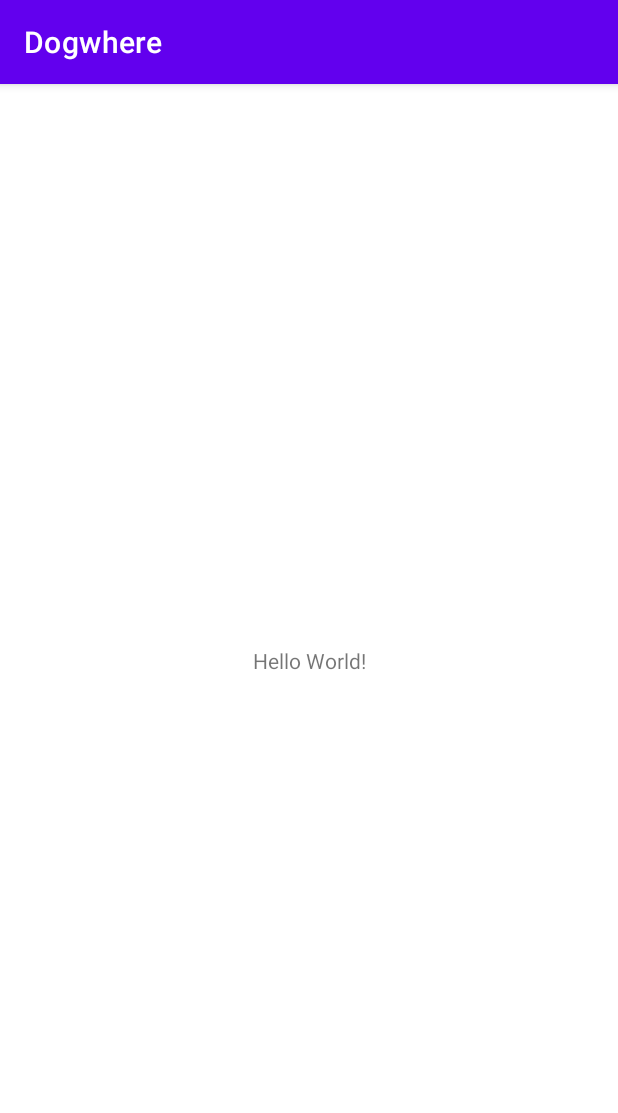
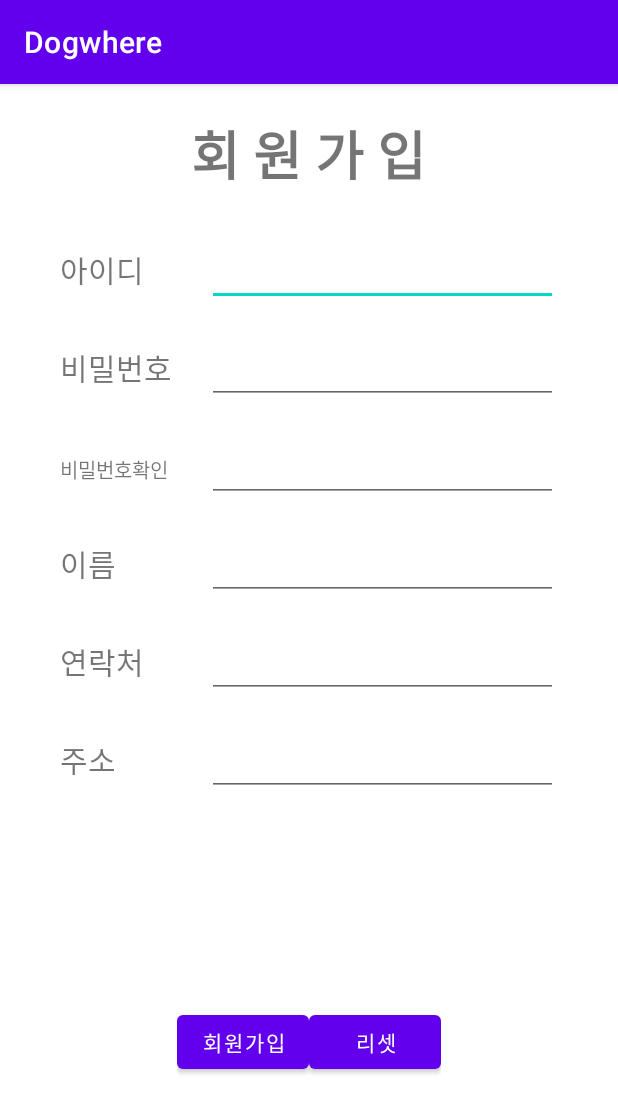
Before and after one commit to dudqls1441/Dogwhere, an Android app: the screen it shows after launch (MainActivity before the commit, joinId after it), on a phone screen of 412 x 824 dp. Shown: the top 1113 px of the screen. Run offline under Robolectric (Android 15) with nearby library versions, the phone set to English and light mode, and no system bars; our stand-ins replace Firebase (no records; nobody signed in at launch, a user with empty details on screens opened directly).

Commit message:
파이어베이스 연결

```diff
--- a/app/src/main/AndroidManifest.xml
+++ b/app/src/main/AndroidManifest.xml
@@ -9,13 +9,17 @@
         android:roundIcon="@mipmap/ic_launcher_round"
         android:supportsRtl="true"
         android:theme="@style/Theme.Dogwhere">
-        <activity android:name=".MainActivity">
+        <activity android:name=".joinId">
             <intent-filter>
                 <action android:name="android.intent.action.MAIN" />
 
                 <category android:name="android.intent.category.LAUNCHER" />
             </intent-filter>
         </activity>
+        <activity android:name=".example" />
+        <activity android:name=".MainActivity">
+
+        </activity>
     </application>
 
 </manifest>
--- /dev/null
+++ b/app/src/main/java/com/capstone/dogwhere/User.kt
@@ -0,0 +1,3 @@
+package com.capstone.dogwhere
+
+data class User(val uid:String,val userId:String, val userName:String, val userPhone :String,val userAddress :String)
--- /dev/null
+++ b/app/src/main/res/layout/activity_join_id.xml
@@ -0,0 +1,202 @@
+<?xml version="1.0" encoding="utf-8"?>
+<LinearLayout xmlns:android="http://schemas.android.com/apk/res/android"
+    xmlns:app="http://schemas.android.com/apk/res-auto"
+    xmlns:tools="http://schemas.android.com/tools"
+    android:layout_width="match_parent"
+    android:orientation="vertical"
+    android:layout_height="match_parent"
+    tools:context=".joinId">
+
+    <ScrollView
+        android:layout_width="match_parent"
+        android:layout_height="match_parent"
+        android:fillViewport="true"
+        android:scrollbars="vertical">
+        <LinearLayout
+            android:layout_width="match_parent"
+            android:layout_height="match_parent"
+            android:orientation="vertical">
+
+
+            <TextView
+                android:layout_width="wrap_content"
+                android:layout_height="wrap_content"
+                android:text="회 원 가 입"
+                android:textStyle="bold"
+                android:layout_margin="20dp"
+                android:textSize="35dp"
+                android:layout_gravity="center"></TextView>
+
+            <LinearLayout
+                android:layout_width="match_parent"
+                android:layout_height="wrap_content"
+                android:layout_margin="10dp"
+                android:orientation="horizontal">
+
+                <TextView
+                    android:layout_width="0dp"
+                    android:layout_weight="1"
+                    android:layout_height="wrap_content"
+                    android:text="아이디"
+                    android:textSize="20dp"
+                    android:layout_marginLeft="30dp"
+                    android:layout_marginRight="20dp">
+
+                </TextView>
+                <EditText
+                    android:layout_width="0dp"
+                    android:layout_weight="3"
+                    android:layout_height="wrap_content"
+                    android:layout_marginRight="30dp"
+                    android:id="@+id/join_id_et"
+                    ></EditText>
+            </LinearLayout>
+            <LinearLayout
+                android:layout_width="match_parent"
+                android:layout_height="wrap_content"
+                android:layout_margin="10dp"
+                android:orientation="horizontal">
+
+                <TextView
+                    android:layout_width="0dp"
+                    android:layout_weight="1"
+                    android:layout_height="wrap_content"
+                    android:text="비밀번호"
+                    android:textSize="20dp"
+                    android:layout_marginLeft="30dp"
+                    android:layout_marginRight="20dp">
+
+                </TextView>
+                <EditText
+                    android:layout_width="0dp"
+                    android:layout_weight="3"
+                    android:layout_height="wrap_content"
+                    android:layout_marginRight="30dp"
+                    android:inputType="textPassword"
+                    android:id="@+id/join_password_et"
+                    ></EditText>
+            </LinearLayout>
+            <LinearLayout
+                android:layout_width="match_parent"
+                android:layout_height="wrap_content"
+                android:layout_margin="10dp"
+                android:orientation="horizontal">
+
+                <TextView
+                    android:layout_width="0dp"
+                    android:layout_weight="1"
+                    android:layout_height="wrap_content"
+                    android:text="비밀번호확인"
+                    android:textSize="13dp"
+                    android:layout_marginLeft="30dp"
+                    android:layout_marginRight="20dp">
+
+                </TextView>
+                <EditText
+                    android:layout_width="0dp"
+                    android:layout_weight="3"
+                    android:layout_height="wrap_content"
+                    android:inputType="textPassword"
+                    android:layout_marginRight="30dp"
+                    android:id="@+id/join_passwordC_ed"
+                    ></EditText>
+            </LinearLayout>
+            <LinearLayout
+                android:layout_width="match_parent"
+                android:layout_height="wrap_content"
+                android:layout_margin="10dp"
+                android:orientation="horizontal">
+
+                <TextView
+                    android:layout_width="0dp"
+                    android:layout_weight="1"
+                    android:layout_height="wrap_content"
+                    android:text="이름"
+                    android:textSize="20dp"
+                    android:layout_marginLeft="30dp"
+                    android:layout_marginRight="20dp">
+
+                </TextView>
+                <EditText
+                    android:layout_width="0dp"
+                    android:layout_weight="3"
+                    android:layout_height="wrap_content"
+                    android:layout_marginRight="30dp"
+                    android:id="@+id/join_name_et"
+                    ></EditText>
+            </LinearLayout>
+            <LinearLayout
+                android:layout_width="match_parent"
+                android:layout_height="wrap_content"
+                android:layout_margin="10dp"
+                android:orientation="horizontal">
+
+                <TextView
+                    android:layout_width="0dp"
+                    android:layout_weight="1"
+                    android:layout_height="wrap_content"
+                    android:text="연락처"
+                    android:textSize="20dp"
+                    android:layout_marginLeft="30dp"
+                    android:layout_marginRight="20dp">
+
+                </TextView>
+                <EditText
+                    android:layout_width="0dp"
+                    android:layout_weight="3"
+                    android:layout_height="wrap_content"
+                    android:layout_marginRight="30dp"
+                    android:id="@+id/join_phone_et"
+                    ></EditText>
+            </LinearLayout>
+
+            <LinearLayout
+                android:layout_width="match_parent"
+                android:layout_height="wrap_content"
+                android:layout_margin="10dp"
+                android:orientation="horizontal">
+
+                <TextView
+                    android:layout_width="0dp"
+                    android:layout_weight="1"
+                    android:layout_height="wrap_content"
+                    android:text="주소"
+                    android:textSize="20dp"
+                    android:layout_marginLeft="30dp"
+                    android:layout_marginRight="20dp">
+
+                </TextView>
+                <EditText
+                    android:layout_width="0dp"
+                    android:layout_weight="3"
+                    android:layout_height="wrap_content"
+                    android:layout_marginRight="30dp"
+                    android:id="@+id/join_address_et"
+                    ></EditText>
+            </LinearLayout>
+            <LinearLayout
+                android:layout_width="wrap_content"
+                android:layout_height="wrap_content"
+                android:orientation="horizontal"
+                android:layout_marginTop="130dp"
+                android:layout_gravity="center|bottom">
+                <Button
+                    android:layout_width="wrap_content"
+                    android:layout_height="wrap_content"
+                    android:text="회원가입"
+                    android:id="@+id/btn_join_in_Join"
+                    android:layout_gravity="center"></Button>
+                <Button
+                    android:layout_width="wrap_content"
+                    android:layout_height="wrap_content"
+                    android:text="리셋"
+                    android:id="@+id/btn_reset_in_Join"
+                    android:layout_gravity="center"></Button>
+
+            </LinearLayout>
+
+
+        </LinearLayout>
+    </ScrollView>
+
+</LinearLayout>
--- a/build.gradle
+++ b/build.gradle
@@ -6,8 +6,9 @@ buildscript {
         jcenter()
     }
     dependencies {
-        classpath "com.android.tools.build:gradle:4.1.0"
+        classpath 'com.android.tools.build:gradle:4.1.3'
         classpath "org.jetbrains.kotlin:kotlin-gradle-plugin:$kotlin_version"
+        classpath 'com.google.gms:google-services:4.3.5'
 
         // NOTE: Do not place your application dependencies here; they belong
         // in the individual module build.gradle files
```
Also changed, not shown: app/build.gradle (+11 -0 lines), app/src/main/java/com/capstone/dogwhere/MainActivity.kt (+38 -1 lines), app/src/main/java/com/capstone/dogwhere/example.kt (added, +11 -0 lines), app/src/main/java/com/capstone/dogwhere/joinId.kt (added, +69 -0 lines), app/src/main/res/layout/activity_example.xml (added, +9 -0 lines), app/src/main/res/layout/activity_main.xml (+80 -10 lines), 1 other file.
